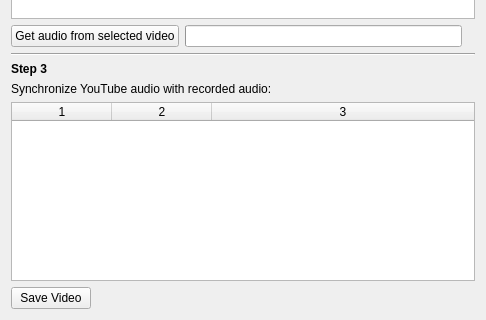
Before: the Qt Designer form soundfix.ui in harjoc/soundfix, drawn with Qt 5; both pictures show x 0 to 486 and y 302 to 622 of the 486 by 622 pixel window.
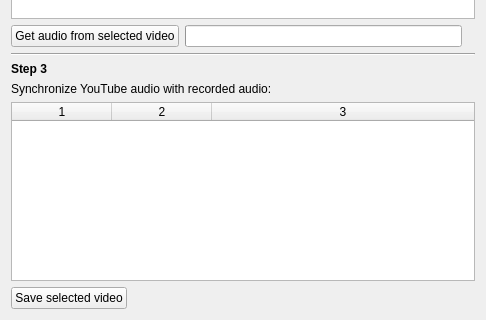
After: the same form once the commit is applied.

```diff
--- a/soundfix.ui
+++ b/soundfix.ui
@@ -286,7 +286,7 @@
        </sizepolicy>
       </property>
       <property name="text">
-       <string>Save Video</string>
+       <string>Save selected video</string>
       </property>
      </widget>
     </item>
```
Left out of the diff: 22 changed lines with no effect on the pictures.
